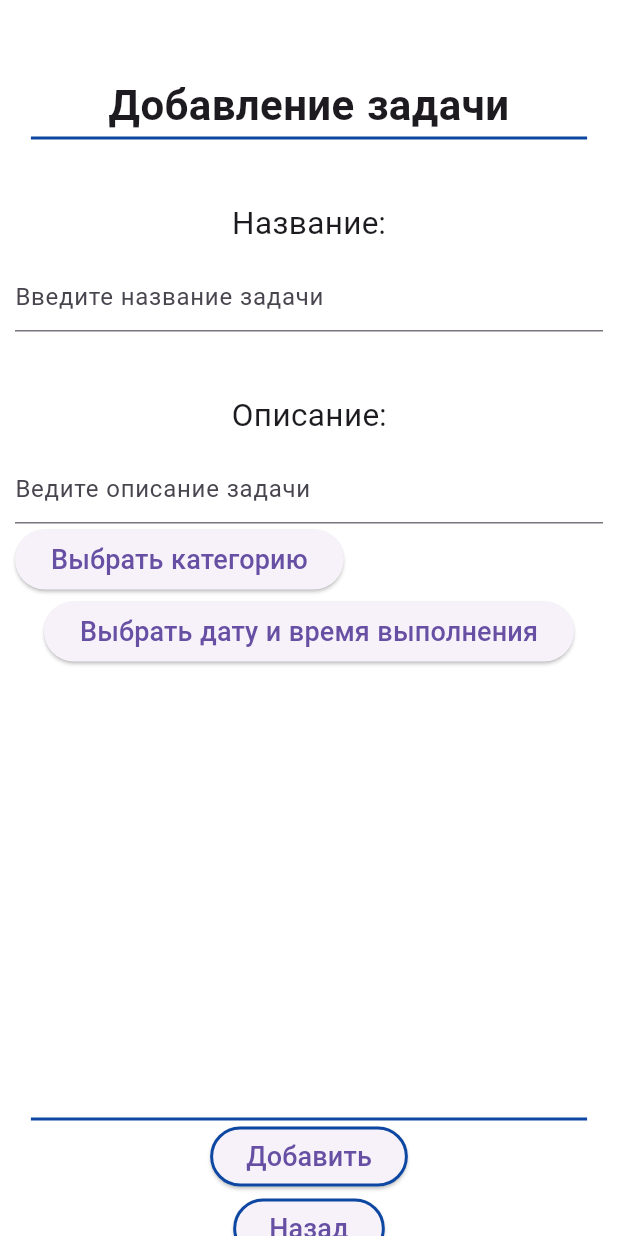
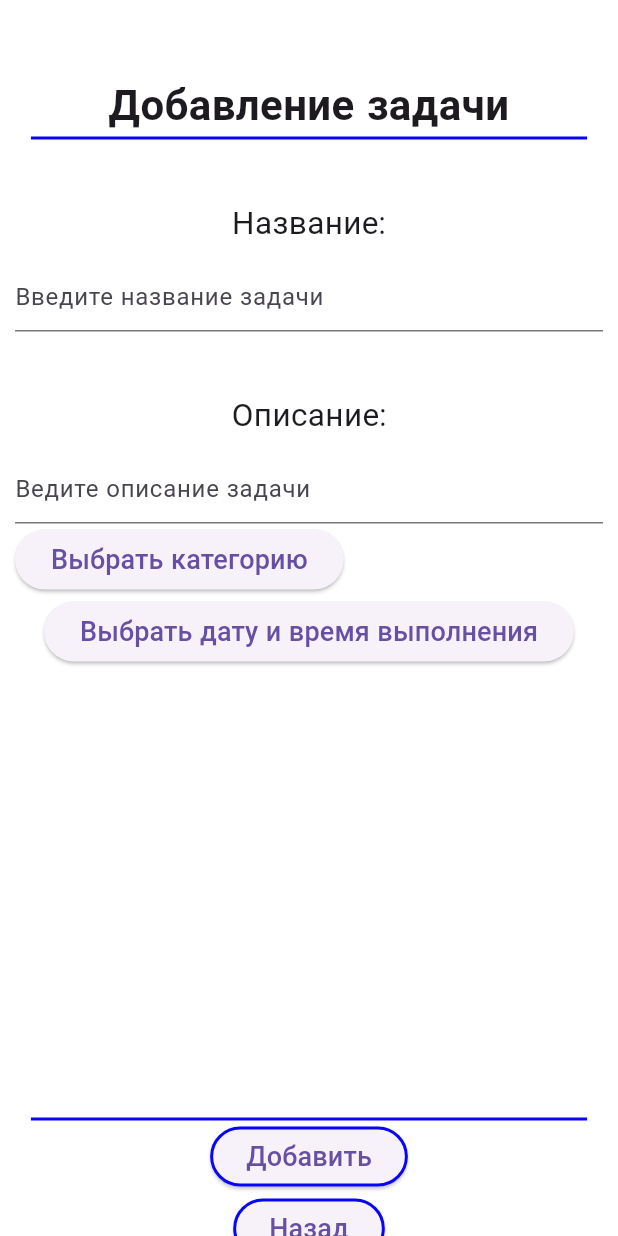
Before and after one commit to schlimmsten/Multitask, a Flutter app: the screen it shows after launch, after a tap on "Продолжить", after a tap on the "add" icon, on a phone screen of 412 x 824 dp. Run offline on Flutter 3.47's test engine with Material 3 defaults, Android fonts, the phone set to English and light mode, and no system bars; project files that could hold a hidden picture were left out.

Commit message:
цветик по макету

```diff
--- a/lib/Themes/custom_theme.dart
+++ b/lib/Themes/custom_theme.dart
@@ -11,7 +11,7 @@ class CustomTheme with ChangeNotifier {
     return ThemeData(
       scaffoldBackgroundColor: Colors.white,
       fontFamily: 'Montserrat',
-      primaryColor: Colors.blue.shade900,
+      primaryColor: const Color.fromARGB(255, 8, 4, 252),
       iconTheme: const IconThemeData(color: Colors.white)
     );
   }
--- a/lib/dropdown/dropdown_menu.dart
+++ b/lib/dropdown/dropdown_menu.dart
@@ -30,11 +30,11 @@ class _DropdownMenuState extends State<DropdownMenu> {
             decoration: InputDecoration(
               enabledBorder: OutlineInputBorder(
                 borderRadius: BorderRadius.circular(20),
-                borderSide: BorderSide(color: Colors.blue.shade900, width: 2),
+                borderSide: const BorderSide(color:  Color.fromARGB(255, 8, 4, 252), width: 2),
               ),
               focusedBorder: OutlineInputBorder(
                 borderRadius: BorderRadius.circular(20),
-                borderSide: BorderSide(color: Colors.blue.shade900, width: 2),
+                borderSide: const BorderSide(color: Color.fromARGB(255, 8, 4, 252), width: 2),
               ),
             ),
             value: selectedItem,
--- a/lib/home_screen_components/continue_button.dart
+++ b/lib/home_screen_components/continue_button.dart
@@ -9,7 +9,7 @@ class ContinueButton extends StatelessWidget {
   Widget build(BuildContext context) {
     return OutlinedButton(
       style: OutlinedButton.styleFrom(
-          side: BorderSide(color: Colors.blue.shade900, width: 2)),
+          side: const BorderSide(color: Color.fromARGB(255, 8, 4, 252), width: 2)),
       onPressed: () {
         Navigator.of(context).pushReplacement(
             MaterialPageRoute(builder: (_) => const MainScreen()));
--- a/lib/main_screen_components/date_of_week.dart
+++ b/lib/main_screen_components/date_of_week.dart
@@ -41,7 +41,7 @@ class _DateOfWeekState extends State<DateOfWeek> {
           style: TextStyle(
             fontSize: 18,
             fontFamily: "Montserrat",
-            color: !isSelected ? Colors.black : Colors.blue.shade900,
+            color: !isSelected ? Colors.black : const Color.fromARGB(255, 8, 4, 252),
             fontWeight: !isSelected ? FontWeight.normal : FontWeight.bold,
             ),
           textAlign: TextAlign.center
--- a/lib/navigation_rail/nav_rail.dart
+++ b/lib/navigation_rail/nav_rail.dart
@@ -78,13 +78,13 @@ class _NavigationState extends State<Navigation> {
         child: ListView(
           padding: EdgeInsets.zero,
           children: [
-            DrawerHeader(
-              decoration: const BoxDecoration(
+            const DrawerHeader(
+              decoration: BoxDecoration(
                 color: Colors.white,
               ),
               child: Text(
                 'Multitask',
-                style: TextStyle(color: Colors.blue.shade900, fontSize: 36, fontFamily: "Montserrat", fontWeight: FontWeight.bold),
+                style: TextStyle(color: Color.fromARGB(255, 8, 4, 252), fontSize: 36, fontFamily: "Montserrat", fontWeight: FontWeight.bold),
                 ),
             ),
             ListTile(
--- a/lib/screens/add_screen.dart
+++ b/lib/screens/add_screen.dart
@@ -141,7 +141,7 @@ class AddScreen extends StatelessWidget {
             ),
 
             ElevatedButton(
-              style: OutlinedButton.styleFrom(side: BorderSide(color: Colors.blue.shade900, width: 2)),
+              style: OutlinedButton.styleFrom(side: const BorderSide(color: Color.fromARGB(255, 8, 4, 252), width: 2)),
               onPressed: () {
                 Navigator.of(context).pushReplacement(MaterialPageRoute(builder: (_) => const MainScreen()));
               },
@@ -152,7 +152,7 @@ class AddScreen extends StatelessWidget {
             ),
 
             ElevatedButton(
-              style: OutlinedButton.styleFrom(side: BorderSide(color: Colors.blue.shade900, width: 2)),
+              style: OutlinedButton.styleFrom(side: const BorderSide(color: Color.fromARGB(255, 8, 4, 252), width: 2)),
               onPressed: () {
                 Navigator.of(context).pushReplacement(MaterialPageRoute(builder: (_) => const MainScreen()));
               },
--- a/lib/text_style.dart
+++ b/lib/text_style.dart
@@ -2,7 +2,6 @@
 //пока что мне лень и я не придумал общий внешний вид
 
 import 'package:flutter/material.dart';
-//import 'screens/settings_screen.dart';
 
 //возможно нужны text_style_light и text_style_dark
 
@@ -11,7 +10,6 @@ TextStyle headerTextStyle() => const TextStyle(
   fontSize: 28,
   fontWeight: FontWeight.bold,
   fontFamily: "Montserrat",
-  //color: Colors.black
 );
 
 TextStyle mainTextStyle() => const TextStyle(
```
Also changed, not shown: lib/screens/settings_screen.dart (+0 -129 lines).
